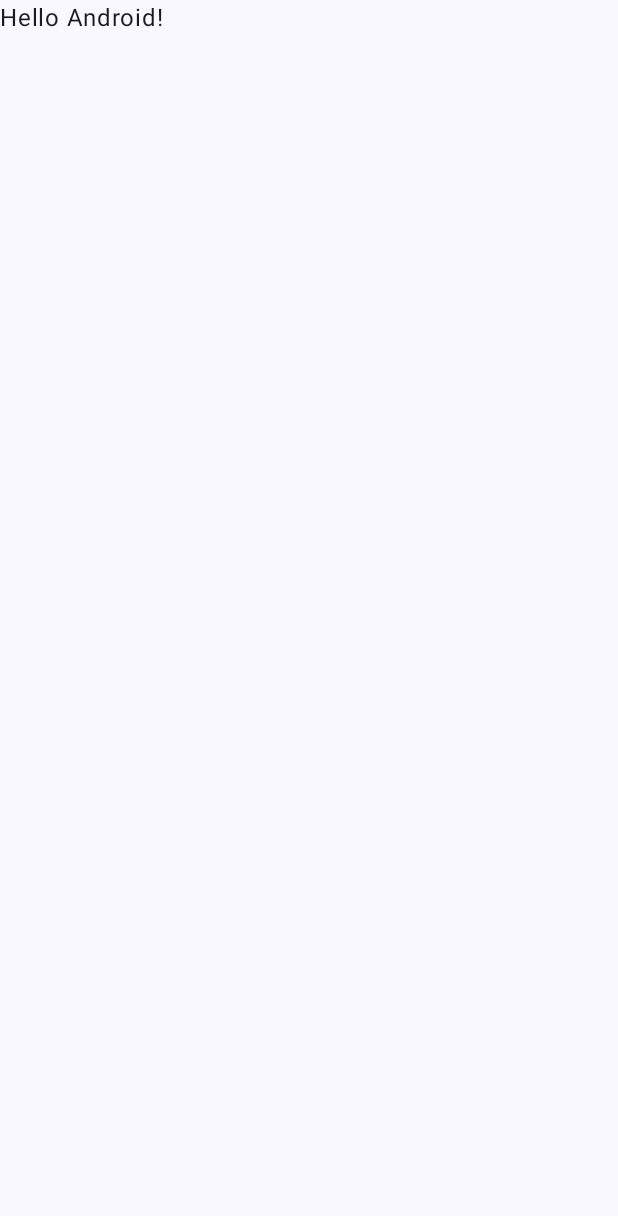
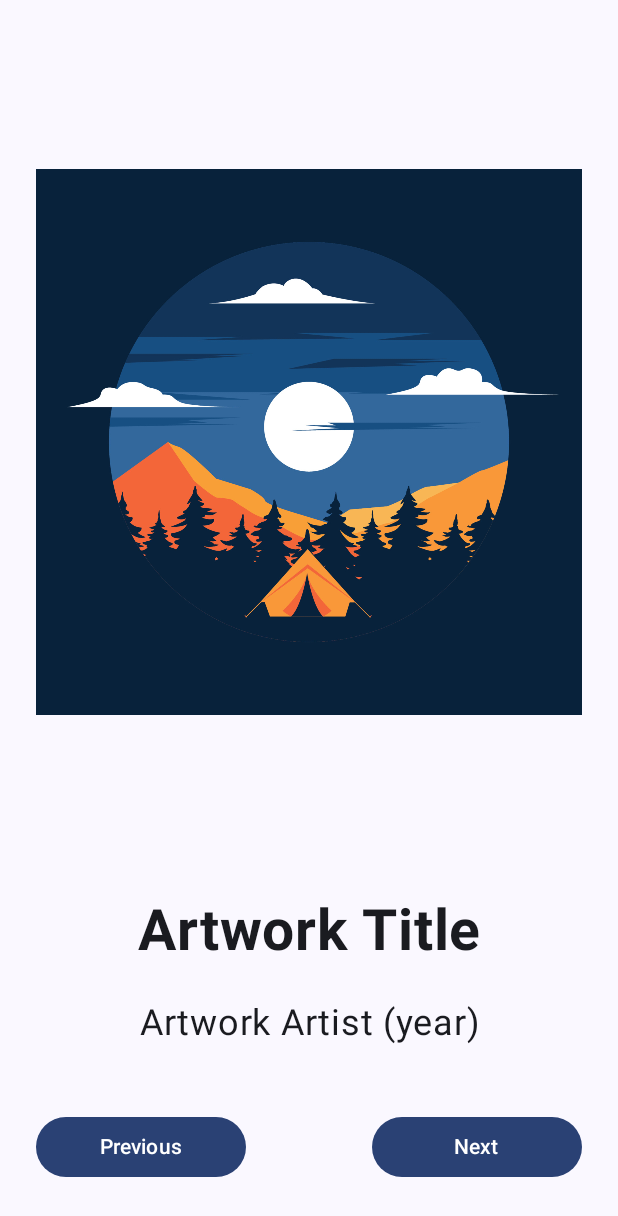
Before and after one commit to astutz96/Art-Space, an Android app built with Jetpack Compose: the screen it shows after launch (MainActivity), on a phone screen of 412 x 824 dp. Before the commit the part shown is almost empty. Shown: the top 1216 px of the screen. Run offline under Robolectric (Android 15) with nearby library versions, the phone set to English and light mode, and no system bars.

Commit message:
Setting up initial layout structure

```diff
--- a/app/src/main/java/com/example/artspace/MainActivity.kt
+++ b/app/src/main/java/com/example/artspace/MainActivity.kt
@@ -3,13 +3,27 @@ package com.example.artspace
 import android.os.Bundle
 import androidx.activity.ComponentActivity
 import androidx.activity.compose.setContent
+import androidx.compose.foundation.Image
+import androidx.compose.foundation.layout.Arrangement
+import androidx.compose.foundation.layout.Column
+import androidx.compose.foundation.layout.Row
 import androidx.compose.foundation.layout.fillMaxSize
+import androidx.compose.foundation.layout.fillMaxWidth
+import androidx.compose.foundation.layout.padding
+import androidx.compose.foundation.layout.width
+import androidx.compose.material3.Button
 import androidx.compose.material3.MaterialTheme
 import androidx.compose.material3.Surface
 import androidx.compose.material3.Text
 import androidx.compose.runtime.Composable
+import androidx.compose.ui.Alignment
 import androidx.compose.ui.Modifier
+import androidx.compose.ui.res.painterResource
+import androidx.compose.ui.text.font.FontWeight
+import androidx.compose.ui.text.style.TextAlign
 import androidx.compose.ui.tooling.preview.Preview
+import androidx.compose.ui.unit.dp
+import androidx.compose.ui.unit.sp
 import com.example.artspace.ui.theme.ArtSpaceTheme
 
 class MainActivity : ComponentActivity() {
@@ -17,30 +31,78 @@ class MainActivity : ComponentActivity() {
         super.onCreate(savedInstanceState)
         setContent {
             ArtSpaceTheme {
-                // A surface container using the 'background' color from the theme
-                Surface(
-                    modifier = Modifier.fillMaxSize(),
-                    color = MaterialTheme.colorScheme.background
-                ) {
-                    Greeting("Android")
-                }
+                ArtSpaceApp()
             }
         }
     }
 }
 
 @Composable
-fun Greeting(name: String, modifier: Modifier = Modifier) {
-    Text(
-        text = "Hello $name!",
-        modifier = modifier
-    )
+fun ArtSpaceApp() {
+    Surface(
+        modifier = Modifier.fillMaxSize(), color = MaterialTheme.colorScheme.background
+    ) {
+        Column(
+            modifier = Modifier
+                .padding(20.dp)
+                .fillMaxWidth(),
+            verticalArrangement = Arrangement.SpaceEvenly,
+            horizontalAlignment = Alignment.CenterHorizontally
+        ) {
+            Image(
+                modifier = Modifier
+                    .weight(7f)
+                    .fillMaxWidth()
+                    .padding(4.dp),
+                painter = painterResource(id = R.drawable.vecteezy_camping_graphic_illustration_7140290),
+                contentDescription = null
+            )
+            Column(
+                modifier = Modifier
+                    .weight(2f)
+                    .padding(4.dp)
+                    .fillMaxWidth(),
+                verticalArrangement = Arrangement.SpaceEvenly,
+                horizontalAlignment = Alignment.CenterHorizontally
+            ) {
+                Text(
+                    "Artwork Title",
+                    fontSize = 38.sp,
+                    textAlign = TextAlign.Center,
+                    fontWeight = FontWeight.Bold,
+                    modifier = Modifier.fillMaxWidth()
+                )
+                Text(
+                    "Artwork Artist (year)",
+                    fontSize = 24.sp,
+                    textAlign = TextAlign.Center,
+                    modifier = Modifier.fillMaxWidth()
+                )
+            }
+            Row(
+                horizontalArrangement = Arrangement.SpaceBetween,
+                verticalAlignment = Alignment.CenterVertically,
+                modifier = Modifier
+                    .weight(1f)
+                    .fillMaxWidth()
+                    .padding(4.dp)
+            ) {
+                Button(modifier = Modifier.width(140.dp), onClick = { /*TODO*/ }) {
+                    Text("Previous")
+                }
+                Button(modifier = Modifier.width(140.dp), onClick = { /*TODO*/ }) {
+                    Text("Next")
+                }
+            }
+        }
+    }
+
 }
 
 @Preview(showBackground = true)
 @Composable
 fun GreetingPreview() {
     ArtSpaceTheme {
-        Greeting("Android")
+        ArtSpaceApp()
     }
 }
```
Also changed, not shown: app/src/main/res/drawable/vecteezy_camping_graphic_illustration_7140290.jpg (added).
